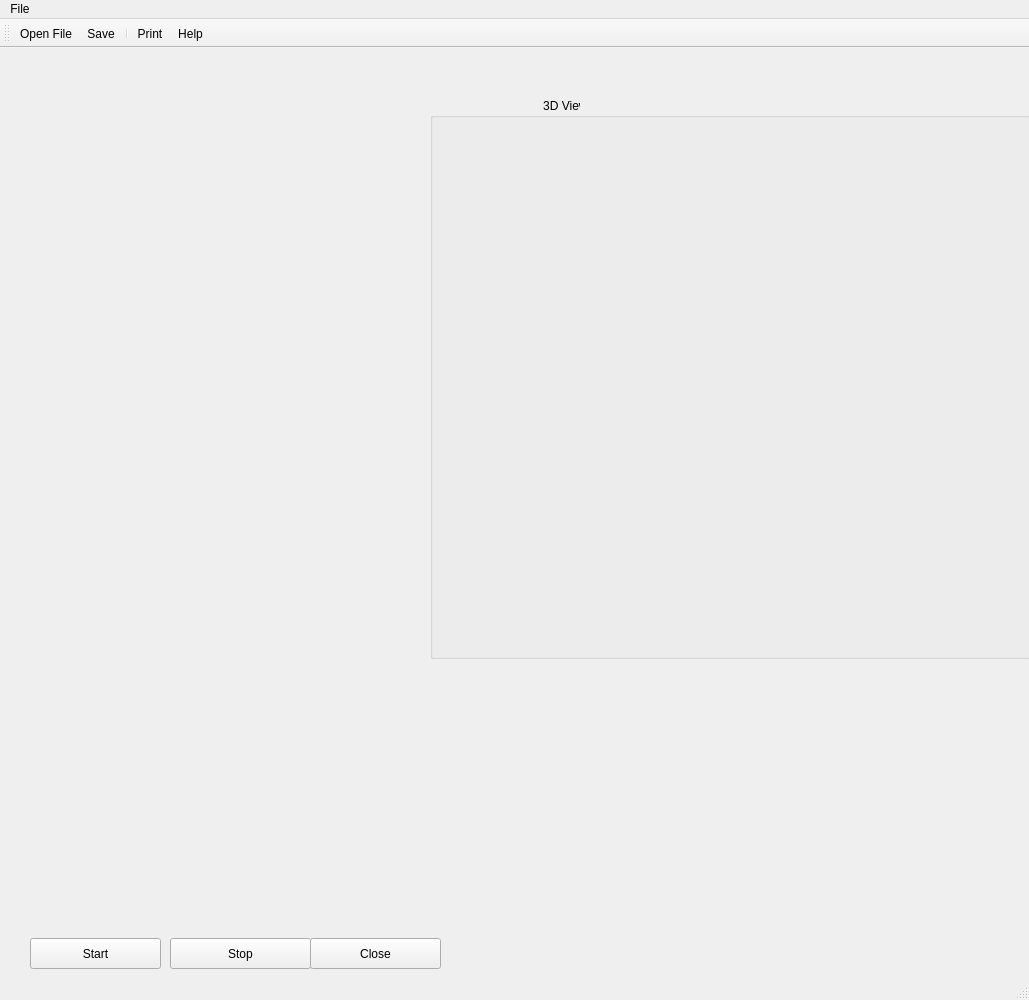
Old version of the form PendulumPainter.ui in the repository rob-nil/PendulumPainter.
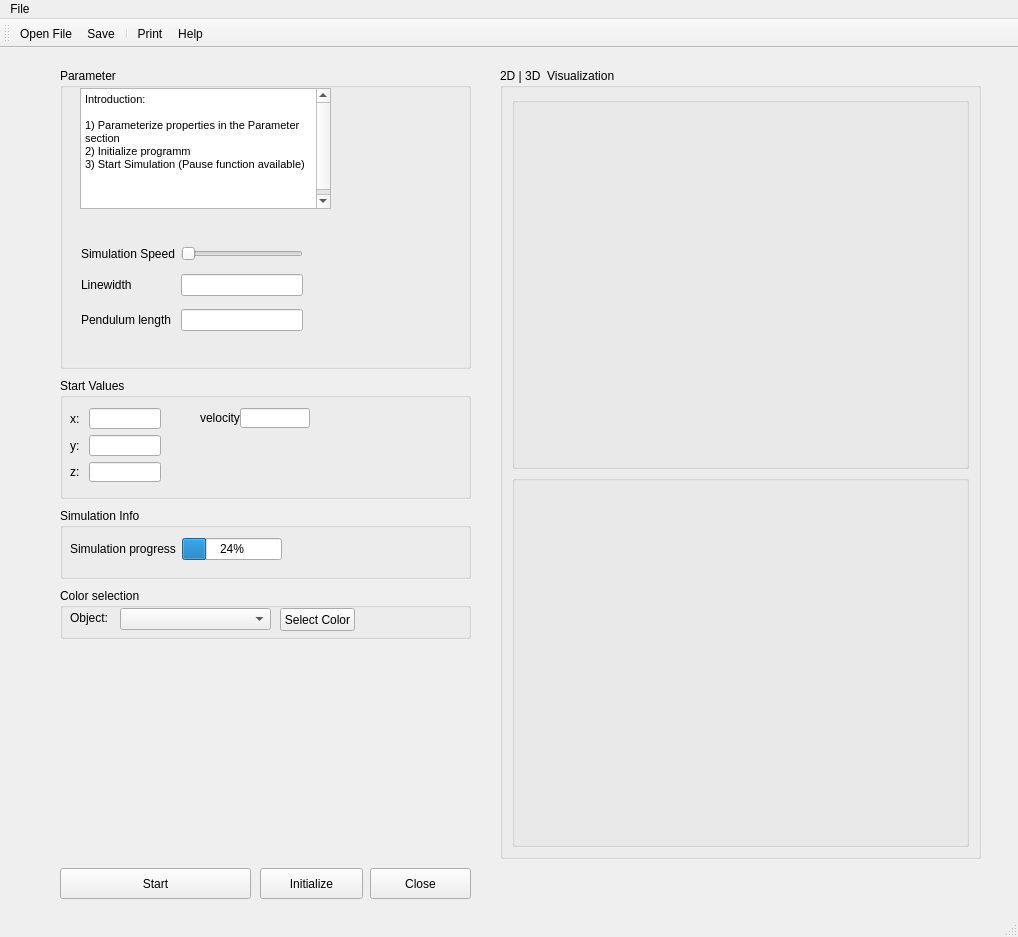
New version of the form. Icons and pictures are not drawn. Custom widgets are drawn as their Qt base class.

The edit to the form file:
```diff
--- a/PendulumPainter.ui
+++ b/PendulumPainter.ui
@@ -6,8 +6,8 @@
    <rect>
     <x>0</x>
     <y>0</y>
-    <width>1029</width>
-    <height>1000</height>
+    <width>1018</width>
+    <height>937</height>
    </rect>
   </property>
   <property name="windowTitle">
@@ -24,15 +24,60 @@
    </size>
   </property>
   <widget class="QWidget" name="centralwidget">
+   <widget class="QPushButton" name="pushButtonClose">
+    <property name="geometry">
+     <rect>
+      <x>370</x>
+      <y>820</y>
+      <width>101</width>
+      <height>31</height>
+     </rect>
+    </property>
+    <property name="text">
+     <string>Close</string>
+    </property>
+   </widget>
+   <widget class="QPushButton" name="pushButtonSim">
+    <property name="geometry">
+     <rect>
+      <x>60</x>
+      <y>820</y>
+      <width>191</width>
+      <height>31</height>
+     </rect>
+    </property>
+    <property name="text">
+     <string>Start</string>
+    </property>
+   </widget>
+   <widget class="QPushButton" name="pushButtonInitialize">
+    <property name="geometry">
+     <rect>
+      <x>260</x>
+      <y>820</y>
+      <width>103</width>
+      <height>31</height>
+     </rect>
+    </property>
+    <property name="text">
+     <string>Initialize</string>
+    </property>
+   </widget>
+   <widget class="QGroupBox" name="groupBox">
+    <property name="geometry">
+     <rect>
+      <x>500</x>
+      <y>20</y>
+      <width>481</width>
+      <height>791</height>
+     </rect>
+    </property>
+    <property name="title">
+     <string>2D | 3D  Visualization</string>
+    </property>
+    <layout class="QGridLayout" name="gridLayout">
+     <item row="0" column="0">
    <widget class="QGroupBox" name="groupBoxGraph">
-    <property name="geometry">
-     <rect>
-      <x>430</x>
-      <y>50</y>
-      <width>601</width>
-      <height>561</height>
-     </rect>
-    </property>
     <property name="sizePolicy">
      <sizepolicy hsizetype="Expanding" vsizetype="Expanding">
       <horstretch>1</horstretch>
@@ -40,7 +85,7 @@
      </sizepolicy>
     </property>
     <property name="title">
-     <string>                                  3D View</string>
+        <string/>
     </property>
     <layout class="QVBoxLayout">
      <property name="spacing">
@@ -81,44 +126,316 @@
      </item>
     </layout>
    </widget>
-   <widget class="QPushButton" name="pushButtonClose">
+     </item>
+     <item row="1" column="0">
+      <widget class="QGroupBox" name="groupBoxGraph_2">
+       <property name="sizePolicy">
+        <sizepolicy hsizetype="Expanding" vsizetype="Expanding">
+         <horstretch>1</horstretch>
+         <verstretch>1</verstretch>
+        </sizepolicy>
+       </property>
+       <property name="title">
+        <string/>
+       </property>
+       <layout class="QVBoxLayout" name="_2">
+        <property name="spacing">
+         <number>0</number>
+        </property>
+        <property name="leftMargin">
+         <number>0</number>
+        </property>
+        <property name="topMargin">
+         <number>0</number>
+        </property>
+        <property name="rightMargin">
+         <number>0</number>
+        </property>
+        <property name="bottomMargin">
+         <number>0</number>
+        </property>
+        <item>
+         <widget class="QSplitter" name="splitter_2">
+          <property name="orientation">
+           <enum>Qt::Horizontal</enum>
+          </property>
+          <widget class="QVTKOpenGLStereoWidget" name="qvtkWidget2D" native="true">
+           <property name="sizePolicy">
+            <sizepolicy hsizetype="Expanding" vsizetype="Expanding">
+             <horstretch>1</horstretch>
+             <verstretch>1</verstretch>
+            </sizepolicy>
+           </property>
+           <property name="minimumSize">
+            <size>
+             <width>300</width>
+             <height>300</height>
+            </size>
+           </property>
+          </widget>
+         </widget>
+        </item>
+       </layout>
+      </widget>
+     </item>
+    </layout>
+   </widget>
+   <widget class="QGroupBox" name="groupBox_2">
     <property name="geometry">
      <rect>
-      <x>310</x>
-      <y>890</y>
-      <width>131</width>
-      <height>31</height>
+      <x>60</x>
+      <y>20</y>
+      <width>411</width>
+      <height>301</height>
      </rect>
     </property>
+    <property name="title">
+     <string>Parameter </string>
+    </property>
+    <widget class="QTextBrowser" name="textBrowser_Info">
+     <property name="geometry">
+      <rect>
+       <x>20</x>
+       <y>20</y>
+       <width>251</width>
+       <height>121</height>
+      </rect>
+     </property>
+     <property name="html">
+      <string>&lt;!DOCTYPE HTML PUBLIC &quot;-//W3C//DTD HTML 4.0//EN&quot; &quot;http://www.w3.org/TR/REC-html40/strict.dtd&quot;&gt;
+&lt;html&gt;&lt;head&gt;&lt;meta name=&quot;qrichtext&quot; content=&quot;1&quot; /&gt;&lt;style type=&quot;text/css&quot;&gt;
+p, li { white-space: pre-wrap; }
+&lt;/style&gt;&lt;/head&gt;&lt;body style=&quot; font-family:'MS Shell Dlg 2'; font-size:8.25pt; font-weight:400; font-style:normal;&quot;&gt;
+&lt;p style=&quot; margin-top:0px; margin-bottom:0px; margin-left:0px; margin-right:0px; -qt-block-indent:0; text-indent:0px;&quot;&gt;Introduction:&lt;/p&gt;
+&lt;p style=&quot;-qt-paragraph-type:empty; margin-top:0px; margin-bottom:0px; margin-left:0px; margin-right:0px; -qt-block-indent:0; text-indent:0px;&quot;&gt;&lt;br /&gt;&lt;/p&gt;
+&lt;p style=&quot; margin-top:0px; margin-bottom:0px; margin-left:0px; margin-right:0px; -qt-block-indent:0; text-indent:0px;&quot;&gt;1) Parameterize properties in the Parameter section&lt;/p&gt;
+&lt;p style=&quot; margin-top:0px; margin-bottom:0px; margin-left:0px; margin-right:0px; -qt-block-indent:0; text-indent:0px;&quot;&gt;2) Initialize programm&lt;/p&gt;
+&lt;p style=&quot; margin-top:0px; margin-bottom:0px; margin-left:0px; margin-right:0px; -qt-block-indent:0; text-indent:0px;&quot;&gt;3) Start Simulation (Pause function available)&lt;/p&gt;
+&lt;p style=&quot;-qt-paragraph-type:empty; margin-top:0px; margin-bottom:0px; margin-left:0px; margin-right:0px; -qt-block-indent:0; text-indent:0px;&quot;&gt;&lt;br /&gt;&lt;/p&gt;
+&lt;p style=&quot;-qt-paragraph-type:empty; margin-top:0px; margin-bottom:0px; margin-left:0px; margin-right:0px; -qt-block-indent:0; text-indent:0px;&quot;&gt;&lt;br /&gt;&lt;/p&gt;
+&lt;p style=&quot;-qt-paragraph-type:empty; margin-top:0px; margin-bottom:0px; margin-left:0px; margin-right:0px; -qt-block-indent:0; text-indent:0px;&quot;&gt;&lt;br /&gt;&lt;/p&gt;&lt;/body&gt;&lt;/html&gt;</string>
+     </property>
+    </widget>
+    <widget class="QWidget" name="layoutWidget">
+     <property name="geometry">
+      <rect>
+       <x>21</x>
+       <y>171</y>
+       <width>222</width>
+       <height>102</height>
+      </rect>
+     </property>
+     <layout class="QGridLayout" name="gridLayout_4">
+      <item row="0" column="0">
+       <widget class="QLabel" name="label">
     <property name="text">
-     <string>Close</string>
-    </property>
-   </widget>
-   <widget class="QPushButton" name="pushButtonStop">
+         <string>Simulation Speed</string>
+        </property>
+       </widget>
+      </item>
+      <item row="1" column="1">
+       <widget class="QLineEdit" name="lineEditLineWidth">
+        <property name="text">
+         <string/>
+        </property>
+       </widget>
+      </item>
+      <item row="0" column="1">
+       <widget class="QSlider" name="SliderSimSpeed">
+        <property name="orientation">
+         <enum>Qt::Horizontal</enum>
+        </property>
+       </widget>
+      </item>
+      <item row="2" column="1">
+       <widget class="QLineEdit" name="lineEditPendulumLength">
+        <property name="text">
+         <string/>
+        </property>
+       </widget>
+      </item>
+      <item row="1" column="0">
+       <widget class="QLabel" name="label_2">
+        <property name="text">
+         <string>Linewidth</string>
+        </property>
+       </widget>
+      </item>
+      <item row="2" column="0">
+       <widget class="QLabel" name="label_7">
+        <property name="text">
+         <string>Pendulum length</string>
+        </property>
+       </widget>
+      </item>
+     </layout>
+    </widget>
+   </widget>
+   <widget class="QGroupBox" name="groupBox_3">
     <property name="geometry">
      <rect>
-      <x>170</x>
-      <y>890</y>
-      <width>141</width>
-      <height>31</height>
+      <x>60</x>
+      <y>330</y>
+      <width>411</width>
+      <height>121</height>
      </rect>
     </property>
+    <property name="title">
+     <string>Start Values</string>
+    </property>
+    <widget class="QWidget" name="layoutWidget">
+     <property name="geometry">
+      <rect>
+       <x>10</x>
+       <y>30</y>
+       <width>91</width>
+       <height>74</height>
+      </rect>
+     </property>
+     <layout class="QGridLayout" name="gridLayout_2">
+      <item row="0" column="0">
+       <widget class="QLabel" name="label_3">
     <property name="text">
-     <string>Stop</string>
-    </property>
-   </widget>
-   <widget class="QPushButton" name="pushButtonStart">
+         <string>x: </string>
+        </property>
+       </widget>
+      </item>
+      <item row="0" column="1">
+       <widget class="QLineEdit" name="lineEditStart_x"/>
+      </item>
+      <item row="1" column="0">
+       <widget class="QLabel" name="label_4">
+        <property name="text">
+         <string>y: </string>
+        </property>
+       </widget>
+      </item>
+      <item row="1" column="1">
+       <widget class="QLineEdit" name="lineEditStart_y"/>
+      </item>
+      <item row="2" column="0">
+       <widget class="QLabel" name="label_5">
+        <property name="text">
+         <string>z: </string>
+        </property>
+       </widget>
+      </item>
+      <item row="2" column="1">
+       <widget class="QLineEdit" name="lineEditStart_z"/>
+      </item>
+     </layout>
+    </widget>
+    <widget class="QLabel" name="label_9">
     <property name="geometry">
      <rect>
-      <x>30</x>
-      <y>890</y>
-      <width>131</width>
-      <height>31</height>
+       <x>140</x>
+       <y>30</y>
+       <width>41</width>
+       <height>20</height>
      </rect>
     </property>
     <property name="text">
-     <string>Start</string>
-    </property>
+      <string>velocity</string>
+     </property>
+    </widget>
+    <widget class="QLineEdit" name="lineEditStart_v">
+     <property name="geometry">
+      <rect>
+       <x>180</x>
+       <y>30</y>
+       <width>70</width>
+       <height>20</height>
+      </rect>
+     </property>
+    </widget>
+   </widget>
+   <widget class="QGroupBox" name="groupBox_4">
+    <property name="geometry">
+     <rect>
+      <x>60</x>
+      <y>460</y>
+      <width>411</width>
+      <height>71</height>
+     </rect>
+    </property>
+    <property name="title">
+     <string>Simulation Info</string>
+    </property>
+    <widget class="QWidget" name="layoutWidget">
+     <property name="geometry">
+      <rect>
+       <x>10</x>
+       <y>30</y>
+       <width>212</width>
+       <height>23</height>
+      </rect>
+     </property>
+     <layout class="QGridLayout" name="gridLayout_3">
+      <item row="0" column="0">
+       <widget class="QLabel" name="label_6">
+        <property name="text">
+         <string>Simulation progress</string>
+        </property>
+       </widget>
+      </item>
+      <item row="0" column="1">
+       <widget class="QProgressBar" name="progressBar">
+        <property name="value">
+         <number>24</number>
+        </property>
+       </widget>
+      </item>
+     </layout>
+    </widget>
+   </widget>
+   <widget class="QGroupBox" name="groupBox_5">
+    <property name="geometry">
+     <rect>
+      <x>60</x>
+      <y>540</y>
+      <width>411</width>
+      <height>51</height>
+     </rect>
+    </property>
+    <property name="title">
+     <string>Color selection</string>
+    </property>
+    <widget class="QLabel" name="label_10">
+     <property name="geometry">
+      <rect>
+       <x>10</x>
+       <y>20</y>
+       <width>41</width>
+       <height>20</height>
+      </rect>
+     </property>
+     <property name="text">
+      <string>Object:</string>
+     </property>
+    </widget>
+    <widget class="QComboBox" name="comboBox">
+     <property name="geometry">
+      <rect>
+       <x>60</x>
+       <y>20</y>
+       <width>151</width>
+       <height>22</height>
+      </rect>
+     </property>
+    </widget>
+    <widget class="QPushButton" name="pushButton">
+     <property name="geometry">
+      <rect>
+       <x>220</x>
+       <y>20</y>
+       <width>75</width>
+       <height>23</height>
+      </rect>
+     </property>
+     <property name="text">
+      <string>Select Color</string>
+     </property>
+    </widget>
    </widget>
   </widget>
   <widget class="QMenuBar" name="menubar">
@@ -126,8 +443,8 @@
     <rect>
      <x>0</x>
      <y>0</y>
-     <width>1029</width>
-     <height>21</height>
+     <width>1018</width>
+     <height>22</height>
     </rect>
    </property>
    <widget class="QMenu" name="menuFile">
```
Left out of the diff: 8 changed lines with no effect on the pictures. Lines whose indentation alone changed are shown as unchanged.
